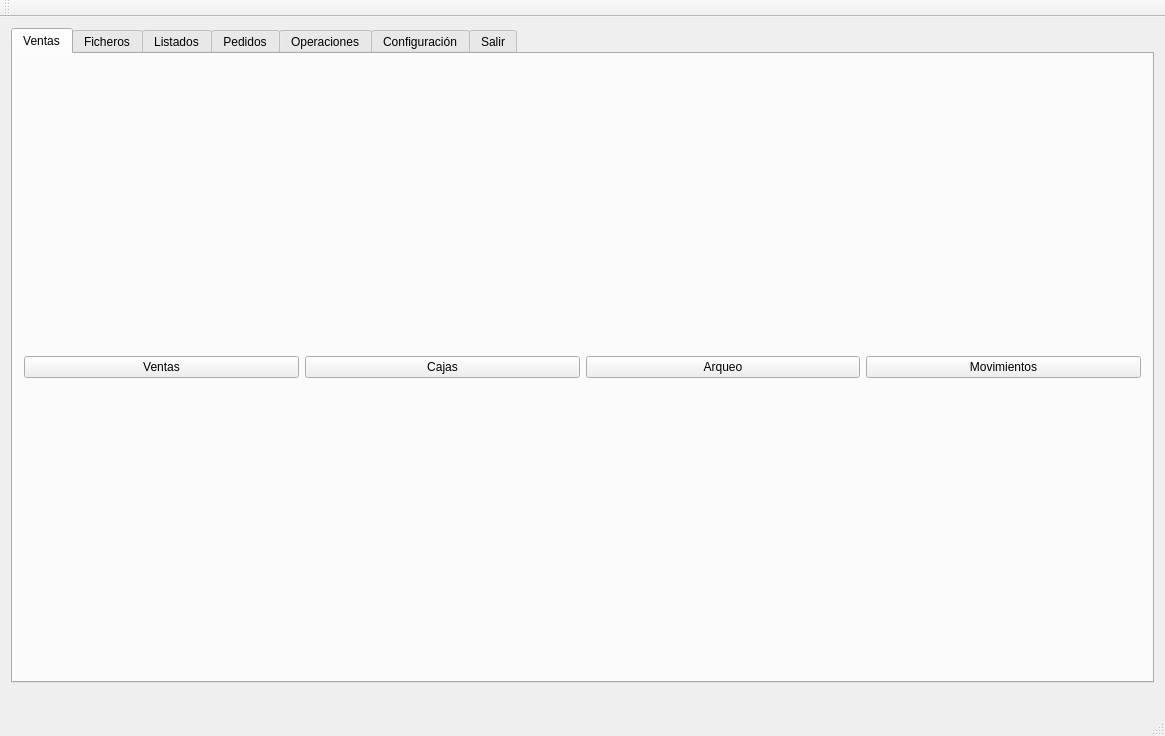
Old version of the form tienda.ui in the repository Ladis72/tienda.
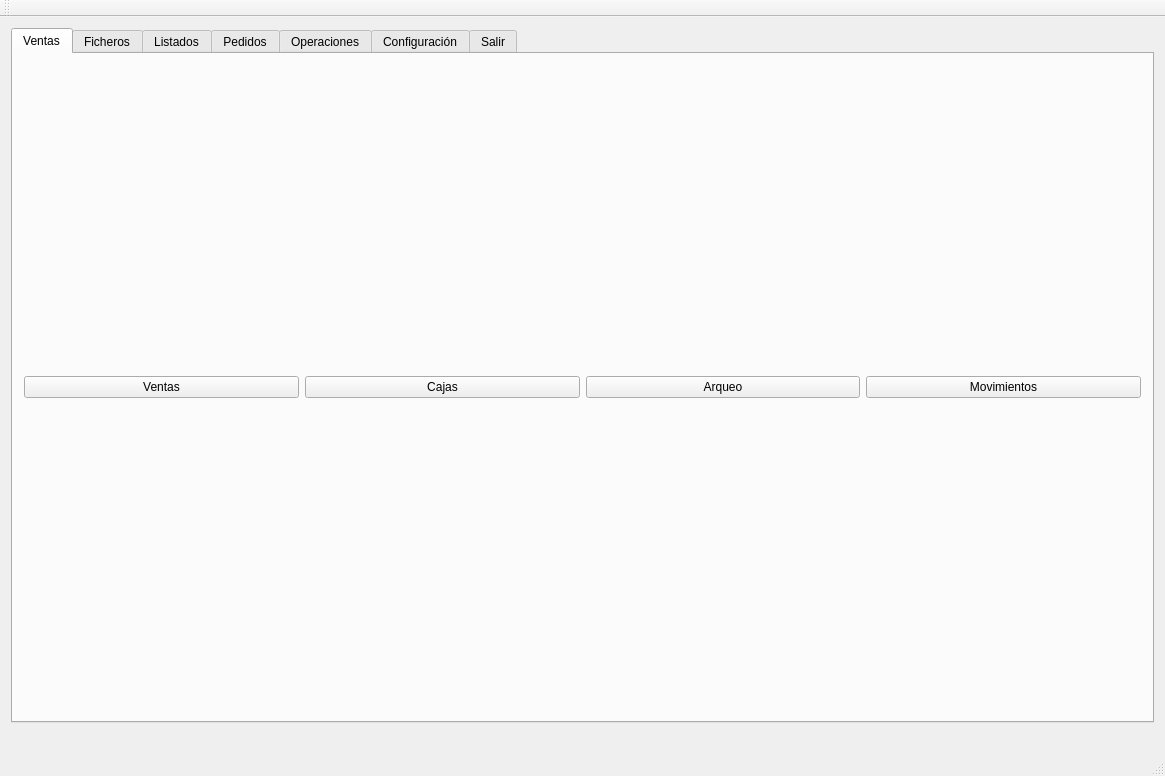
New version of the form. Icons and pictures are not drawn.

Patch:
```diff
--- a/tienda.ui
+++ b/tienda.ui
@@ -7,7 +7,7 @@
     <x>0</x>
     <y>0</y>
     <width>1165</width>
-    <height>736</height>
+    <height>776</height>
    </rect>
   </property>
   <property name="windowTitle">
```
Left out of the diff: 4 changed lines with no effect on the pictures.
